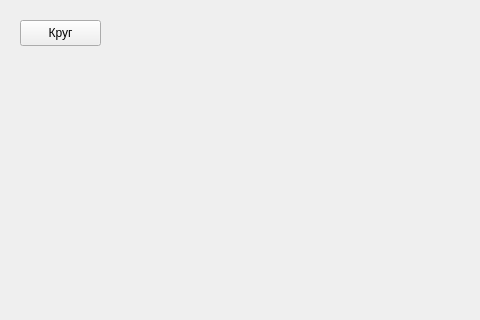
This is UI.ui in MuhammadMirzoev/Yandexl as Qt 5 draws it before an edit; both pictures show x 0 to 480 and y 0 to 320 of the 661 by 498 pixel window. The edited form follows.
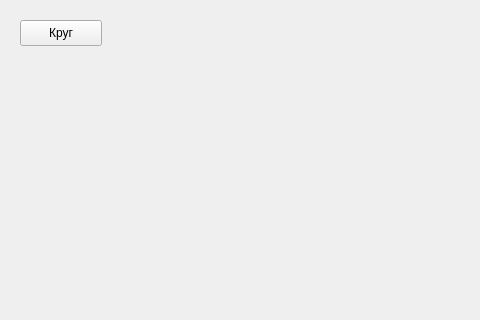
This is the edited form.

Patch:
```diff
--- a/UI.ui
+++ b/UI.ui
@@ -19,7 +19,7 @@
      <rect>
       <x>20</x>
       <y>20</y>
-      <width>81</width>
+      <width>82</width>
       <height>26</height>
      </rect>
     </property>
```
